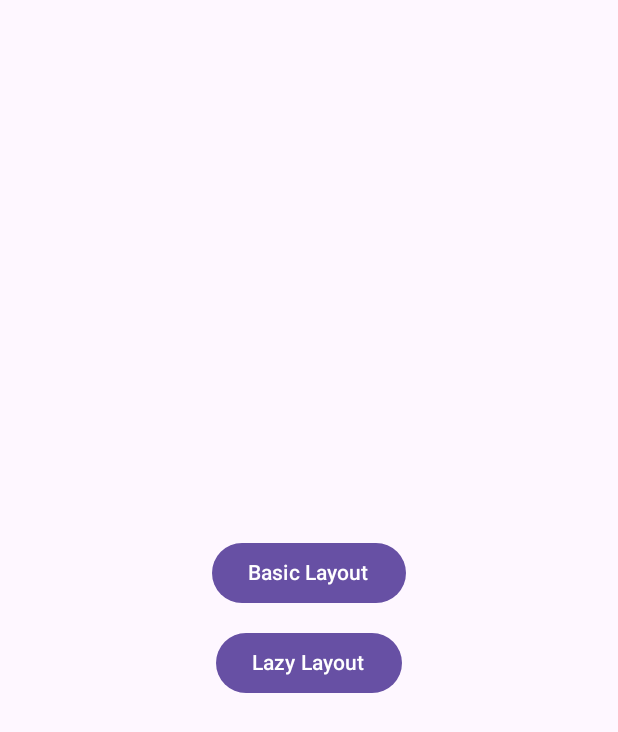
After one commit to procrastinatingVariable/composeintro, an Android app built with Jetpack Compose: the MenuScreen screen opened through its navigation route, on a phone screen of 412 x 824 dp. The commit adds this screen. Shown: the top 732 px of the screen. Run offline under Robolectric (Android 15) with nearby library versions, the phone set to English and light mode, and no system bars.

Commit message:
Added main screens for the project

```diff
--- /dev/null
+++ b/app/src/main/java/com/google/composeintro/ui/Main.kt
@@ -0,0 +1,44 @@
+package com.google.composeintro.ui
+
+import androidx.compose.foundation.layout.Box
+import androidx.compose.material3.Text
+import androidx.compose.runtime.Composable
+import androidx.compose.ui.tooling.preview.Preview
+import androidx.navigation.compose.NavHost
+import androidx.navigation.compose.composable
+import androidx.navigation.compose.rememberNavController
+import com.google.composeintro.ui.lazy.LazyListScreen
+import com.google.composeintro.ui.hello.MenuScreen
+import com.google.composeintro.ui.basic.BasicLayoutsScreen
+
+@Composable
+fun Main() {
+    val navController = rememberNavController()
+    NavHost(
+        navController = navController,
+        startDestination = "hello"
+    ) {
+        composable("hello") {
+            MenuScreen(
+                onClickBasicLayout = { navController.navigate("basic") },
+                onClickLazyLayout = { navController.navigate("lazy") }
+            )
+        }
+
+        composable("basic") {
+            BasicLayoutsScreen()
+        }
+
+        composable("lazy") {
+            LazyListScreen()
+        }
+    }
+}
+
+@Preview
+@Composable
+fun TestPreview() {
+    Box {
+        Text("Hello World")
+    }
+}
--- /dev/null
+++ b/app/src/main/java/com/google/composeintro/ui/hello/MenuScreen.kt
@@ -0,0 +1,14 @@
+package com.google.composeintro.ui.hello
+
+import androidx.compose.runtime.Composable
+
+@Composable
+fun MenuScreen(
+    onClickBasicLayout: () -> Unit,
+    onClickLazyLayout: () -> Unit
+) {
+    MenuUi(
+        onClickBasicLayout = onClickBasicLayout,
+        onClickLazyLayout = onClickLazyLayout,
+    )
+}
--- /dev/null
+++ b/app/src/main/java/com/google/composeintro/ui/hello/MenuUi.kt
@@ -0,0 +1,50 @@
+package com.google.composeintro.ui.hello
+
+import androidx.compose.foundation.background
+import androidx.compose.foundation.layout.Arrangement
+import androidx.compose.foundation.layout.Box
+import androidx.compose.foundation.layout.Column
+import androidx.compose.foundation.layout.fillMaxSize
+import androidx.compose.material3.Button
+import androidx.compose.material3.MaterialTheme
+import androidx.compose.material3.Surface
+import androidx.compose.material3.Text
+import androidx.compose.runtime.Composable
+import androidx.compose.ui.Alignment
+import androidx.compose.ui.Modifier
+import androidx.compose.ui.tooling.preview.Preview
+import androidx.compose.ui.unit.dp
+import com.example.compose.ComposeIntroTheme
+
+@Composable
+fun MenuUi(
+    onClickBasicLayout: () -> Unit,
+    onClickLazyLayout: () -> Unit,
+) {
+    Surface {
+        Column(
+            modifier = Modifier.fillMaxSize(),
+            verticalArrangement = Arrangement.spacedBy(12.dp, Alignment.CenterVertically),
+            horizontalAlignment = Alignment.CenterHorizontally
+        ) {
+            Button(onClick = onClickBasicLayout) {
+                Text("Basic Layout")
+            }
+
+            Button(onClick = onClickLazyLayout) {
+                Text("Lazy Layout")
+            }
+        }
+    }
+}
+
+@Preview
+@Composable
+fun HelloUIPreview() {
+    ComposeIntroTheme {
+        MenuUi(
+            onClickBasicLayout = {},
+            onClickLazyLayout = {},
+        )
+    }
+}
```
Also changed, not shown: app/src/main/java/com/google/composeintro/MainActivity.kt (+2 -27 lines), app/src/main/java/com/google/composeintro/ui/basic/BasicLayoutScreen.kt (added, +8 -0 lines), app/src/main/java/com/google/composeintro/ui/basic/BasicLayoutUi.kt (added, +18 -0 lines), app/src/main/java/com/google/composeintro/ui/lazy/LazyListScreen.kt (added, +8 -0 lines), app/src/main/java/com/google/composeintro/ui/lazy/LazyListUi.kt (added, +18 -0 lines).
